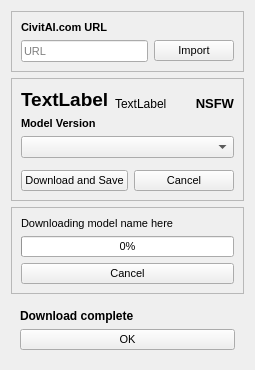
The window that src/airunner/widgets/model_manager/templates/import.ui (Capsize-Games/airunner) describes before a commit, drawn with Qt 5.
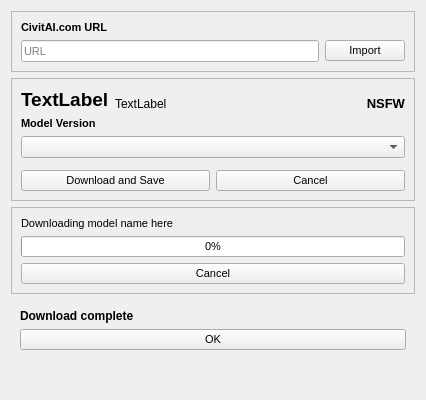
The same window after the commit. Custom widgets are drawn as their Qt base class.

Commit message: Updates model manager widget styles

What changed in the file:
```diff
--- a/src/airunner/widgets/model_manager/templates/import.ui
+++ b/src/airunner/widgets/model_manager/templates/import.ui
@@ -6,8 +6,8 @@
    <rect>
     <x>0</x>
     <y>0</y>
-    <width>255</width>
-    <height>363</height>
+    <width>426</width>
+    <height>400</height>
    </rect>
   </property>
   <property name="windowTitle">
```
Left out of the diff: 3 changed lines with no effect on the pictures. The commit also changes 7 other files.
